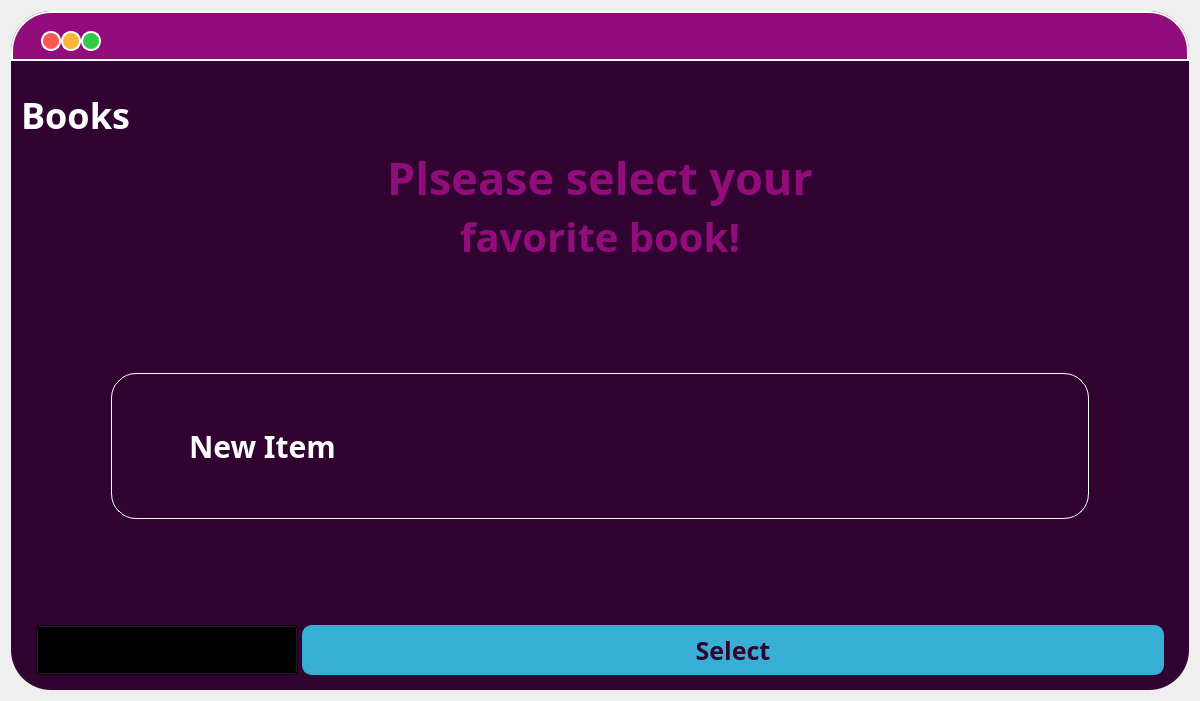
The window that ui/chooseBook.ui (onursercanyilmaz/RecSy) describes before a commit, drawn with Qt 5.
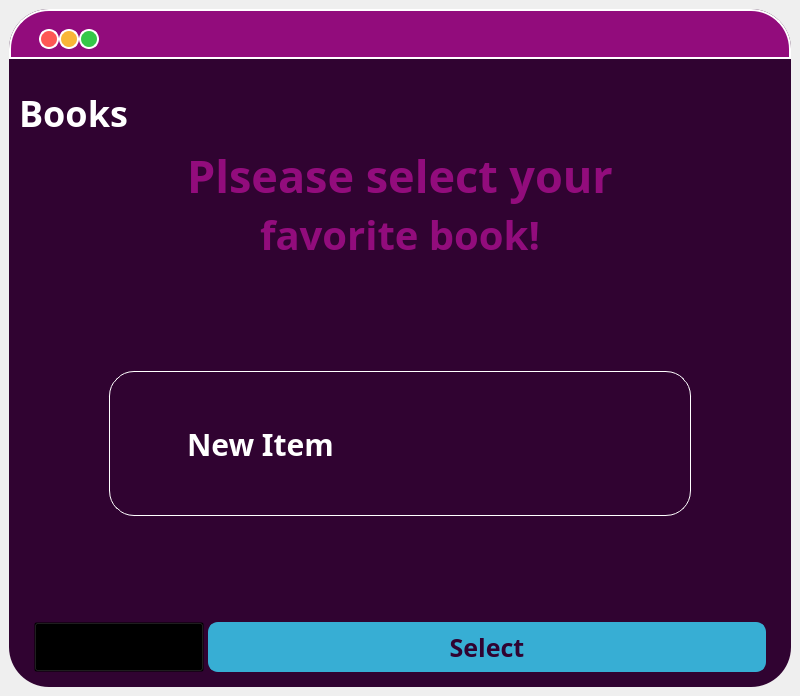
The same window after the commit. Icons and pictures are not drawn.

What changed in the file:
```diff
--- a/ui/chooseBook.ui
+++ b/ui/chooseBook.ui
@@ -1,18 +1,19 @@
 <?xml version="1.0" encoding="UTF-8"?>
 <ui version="4.0">
- <class>ChooseBookForm</class>
- <widget class="QWidget" name="ChooseBookForm">
+ <class>MainWindow</class>
+ <widget class="QMainWindow" name="MainWindow">
   <property name="geometry">
    <rect>
     <x>0</x>
     <y>0</y>
-    <width>1200</width>
-    <height>701</height>
+    <width>800</width>
+    <height>600</height>
    </rect>
   </property>
   <property name="windowTitle">
    <string>Form</string>
   </property>
+  <widget class="QWidget" name="centralwidgetchooseBook">
   <layout class="QVBoxLayout" name="verticalLayout">
    <item>
     <widget class="QFrame" name="chooseBookFrame">
@@ -459,6 +460,7 @@
     </widget>
    </item>
   </layout>
+  </widget>
  </widget>
  <resources>
   <include location="../source.qrc"/>
```
Left out of the diff: 2 changed lines with no effect on the pictures. Lines whose indentation alone changed are shown as unchanged.
